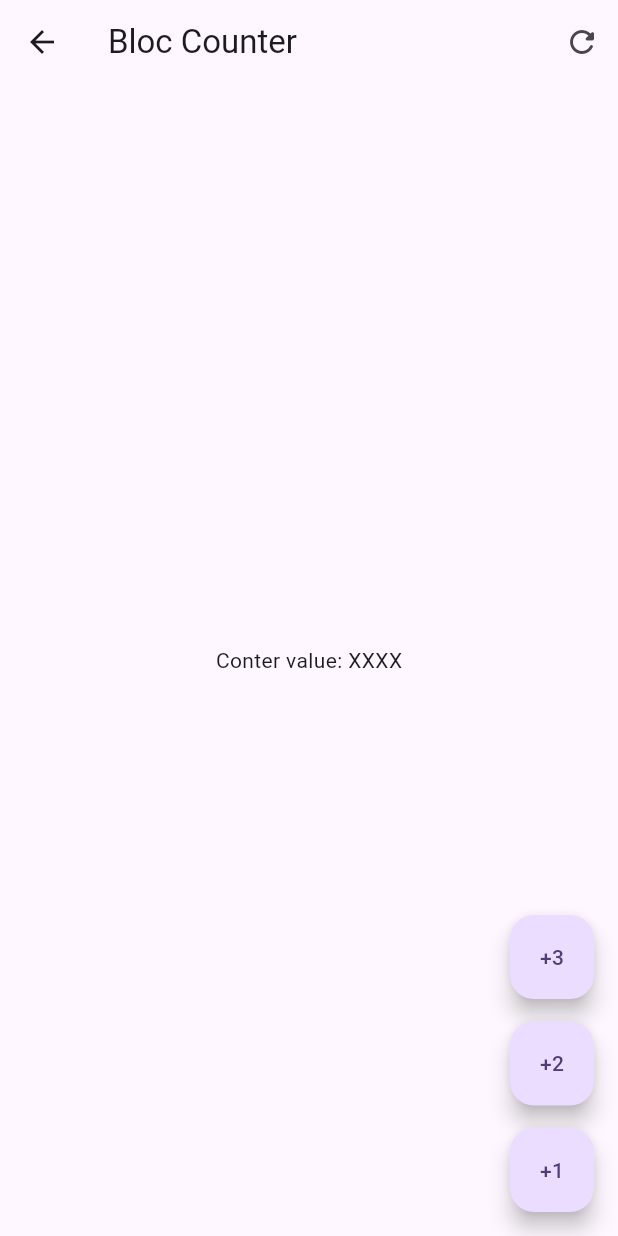
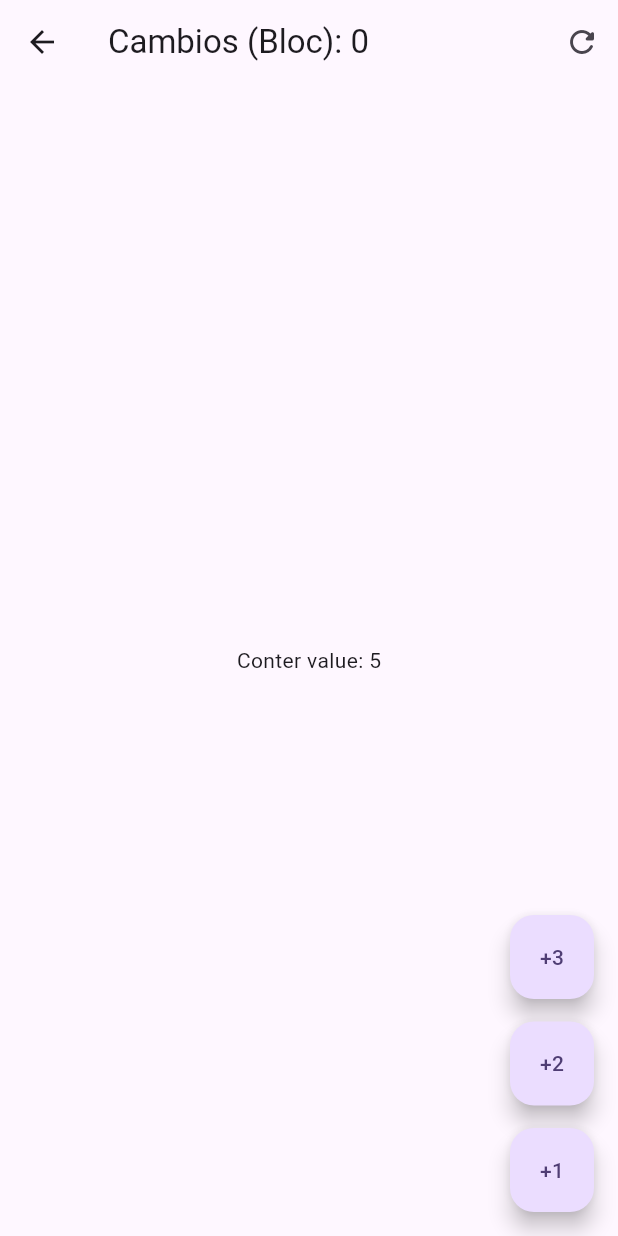
Before and after one commit to quiquereds/cursoFlutter, a Flutter app: the screen it shows after launch, after a tap on "Bloc", on a phone screen of 412 x 824 dp. Run offline on Flutter 3.47's test engine with Material 3 defaults, Android fonts, the phone set to English and light mode, and no system bars; our stand-ins replace animate_do, card_swiper, dio, equatable, flutter_bloc, flutter_dotenv and 7 more; accounts and stored records are empty; generated files the repository leaves out were written again; network calls fail.

Commit message:
feat: :sparkles: Flutter BLoC implementado de clase 294/465

```diff
--- /dev/null
+++ b/forms_app/lib/presentation/blocs/counter_bloc/counter_bloc.dart
@@ -0,0 +1,31 @@
+import 'package:flutter_bloc/flutter_bloc.dart';
+import 'package:equatable/equatable.dart';
+
+part 'counter_event.dart';
+part 'counter_state.dart';
+
+class CounterBloc extends Bloc<CounterEvent, CounterState> {
+  // Inicialización del counter bloc con su respectivo estado inicial
+  CounterBloc() : super(const CounterState()) {
+    /// Desde aqui empiezan los manejadores de cada uno de los eventos definidos
+    /// en el archivo counter_event.dart
+
+    // Manejador de un Counter Increased
+    on<CounterIncreased>(_onCounterIncreased);
+    // Manejador de un CounterReset
+    on<CounterReset>(_onCounterReset);
+  }
+
+  void _onCounterIncreased(CounterIncreased event, Emitter<CounterState> emit) {
+    emit(state.copyWith(
+      counter: state.counter + event.valueToIncrease,
+      transactionCount: state.transactionCount + 1,
+    ));
+  }
+
+  void _onCounterReset(CounterReset event, Emitter<CounterState> emit) {
+    emit(state.copyWith(
+      counter: 0,
+    ));
+  }
+}
--- /dev/null
+++ b/forms_app/lib/presentation/blocs/counter_bloc/counter_event.dart
@@ -0,0 +1,17 @@
+part of 'counter_bloc.dart';
+
+// Esta clase nos permite saber qué tipos de evento va a recibir el bloc
+abstract class CounterEvent {
+  const CounterEvent();
+}
+
+/// Creamos un evento para incrementar el valor del contador, recibiendo el valor
+/// como parámetro
+class CounterIncreased extends CounterEvent {
+  final int valueToIncrease;
+
+  const CounterIncreased({required this.valueToIncrease});
+}
+
+// Creamos un evento para reiniciar el contador
+class CounterReset extends CounterEvent {}
--- /dev/null
+++ b/forms_app/lib/presentation/blocs/counter_bloc/counter_state.dart
@@ -0,0 +1,29 @@
+part of 'counter_bloc.dart';
+
+// Definimos cómo va a lucir el estado del Bloc
+class CounterState extends Equatable {
+  final int counter;
+  final int transactionCount;
+
+  const CounterState({
+    this.counter = 5,
+    this.transactionCount = 0,
+  });
+
+  /// Método para emitir un nuevo estado (copia del estado actual + nuevo estado)
+  /// usando el helper copyWith
+  copyWith({
+    int? counter,
+    int? transactionCount,
+  }) =>
+
+      /// Devolvemos un nuevo estado con los valores recibidos, en caso de ser nulos,
+      /// se usan los valores del estado anterior.
+      CounterState(
+        counter: counter ?? this.counter,
+        transactionCount: transactionCount ?? this.transactionCount,
+      );
+
+  @override
+  List<Object> get props => [counter, transactionCount];
+}
--- a/forms_app/lib/presentation/screens/bloc_counter_screen.dart
+++ b/forms_app/lib/presentation/screens/bloc_counter_screen.dart
@@ -1,22 +1,60 @@
 import 'package:flutter/material.dart';
+import 'package:flutter_bloc/flutter_bloc.dart';
+import 'package:forms_app/presentation/blocs/counter_bloc/counter_bloc.dart';
 
 class BlocCounterScreen extends StatelessWidget {
   const BlocCounterScreen({super.key});
 
   @override
   Widget build(BuildContext context) {
+    /// Al igual que con el CubitCounter, el BlocCounter también solo existirá
+    /// dentro del árbol de widgets de este screen y no hay necesidad de que
+    /// el acceso a su estado sea de manera global.
+    return BlocProvider(
+      create: (_) => CounterBloc(),
+      child: const _BlocCounterView(),
+    );
+  }
+}
+
+class _BlocCounterView extends StatelessWidget {
+  const _BlocCounterView();
+
+  // Creamos una función para incrementar el valor del contador
+  void increaseCounterBy(BuildContext context, [int value = 1]) {
+    // Usamos el método .add para emitir un nuevo evento
+    context.read<CounterBloc>().add(CounterIncreased(valueToIncrease: value));
+  }
+
+  // Creamos una función para reiniciar el contador
+  void counterReset(BuildContext context) {
+    // Posteamos el evento
+    context.read<CounterBloc>().add(CounterReset());
+  }
+
+  @override
+  Widget build(BuildContext context) {
     return Scaffold(
       appBar: AppBar(
-        title: const Text('Bloc Counter'),
+        title: context.select(
+          (CounterBloc bloc) =>
+              Text('Cambios (Bloc): ${bloc.state.transactionCount}'),
+        ),
         actions: [
           IconButton(
-            onPressed: () {},
+            onPressed: () {
+              counterReset(context);
+            },
             icon: const Icon(Icons.refresh_rounded),
           ),
         ],
       ),
-      body: const Center(
-        child: Text('Conter value: XXXX'),
+      body: Center(
+        /// Una de las maneras de acceder al estado de los Cubits o Blocs, es de igual
+        /// formna con el context.select para escuchar los cambios del CounterBloc y
+        /// acceder a su state.
+        child: context.select(
+            (CounterBloc bloc) => Text('Conter value: ${bloc.state.counter}')),
       ),
       floatingActionButton: Column(
         mainAxisAlignment: MainAxisAlignment.end,
@@ -26,19 +64,25 @@ class BlocCounterScreen extends StatelessWidget {
           FloatingActionButton(
             heroTag: '1',
             child: const Text('+3'),
-            onPressed: () {},
+            onPressed: () {
+              increaseCounterBy(context, 3);
+            },
           ),
           const SizedBox(height: 15),
           FloatingActionButton(
             heroTag: '2',
             child: const Text('+2'),
-            onPressed: () {},
+            onPressed: () {
+              increaseCounterBy(context, 2);
+            },
           ),
           const SizedBox(height: 15),
           FloatingActionButton(
             heroTag: '3',
             child: const Text('+1'),
-            onPressed: () {},
+            onPressed: () {
+              increaseCounterBy(context);
+            },
           ),
         ],
       ),
--- a/forms_app/lib/presentation/screens/home_screen.dart
+++ b/forms_app/lib/presentation/screens/home_screen.dart
@@ -24,7 +24,19 @@ class HomeScreen extends StatelessWidget {
             onTap: () {
               context.push('/bloc');
             },
-          )
+          ),
+          const Padding(
+            padding: EdgeInsets.symmetric(horizontal: 10, vertical: 10),
+            child: Divider(),
+          ),
+          ListTile(
+            title: const Text('Forms App'),
+            subtitle: const Text('Otro gestor de estado compuesto'),
+            trailing: const Icon(Icons.arrow_circle_right_outlined),
+            onTap: () {
+              context.push('/bloc');
+            },
+          ),
         ],
       ),
     );
```
